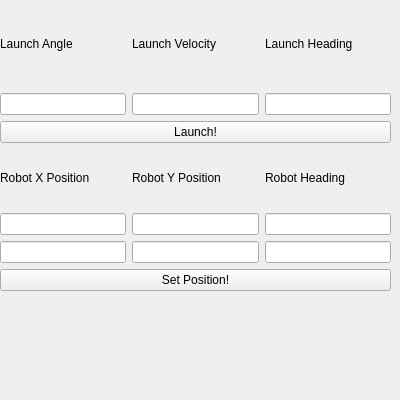
spyalexs/amp_final, file src/amp_viz/src/ui/template_panel.ui: the form before one commit.
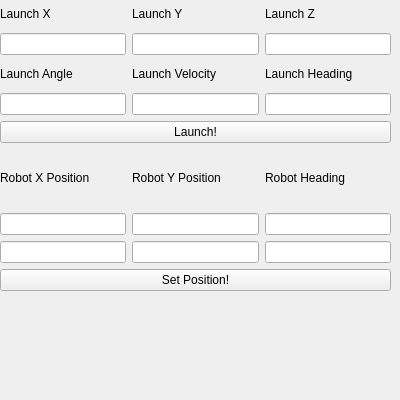
The form after the commit.

Patch:
```diff
--- a/src/amp_viz/src/ui/template_panel.ui
+++ b/src/amp_viz/src/ui/template_panel.ui
@@ -39,6 +39,16 @@
      <layout class="QHBoxLayout" name="horizontalLayout_3">
       <item>
        <layout class="QVBoxLayout" name="verticalLayout_2">
+        <item>
+         <widget class="QLabel" name="label_7">
+          <property name="text">
+           <string>Launch X</string>
+          </property>
+         </widget>
+        </item>
+        <item>
+         <widget class="QLineEdit" name="launch_x"/>
+        </item>
         <item>
          <widget class="QLabel" name="label">
           <property name="text">
@@ -53,6 +63,16 @@
       </item>
       <item>
        <layout class="QVBoxLayout" name="verticalLayout_4">
+        <item>
+         <widget class="QLabel" name="label_8">
+          <property name="text">
+           <string>Launch Y</string>
+          </property>
+         </widget>
+        </item>
+        <item>
+         <widget class="QLineEdit" name="launch_y"/>
+        </item>
         <item>
          <widget class="QLabel" name="label_2">
           <property name="text">
@@ -67,6 +87,16 @@
       </item>
       <item>
        <layout class="QVBoxLayout" name="verticalLayout_3">
+        <item>
+         <widget class="QLabel" name="label_9">
+          <property name="text">
+           <string>Launch Z</string>
+          </property>
+         </widget>
+        </item>
+        <item>
+         <widget class="QLineEdit" name="launch_z"/>
+        </item>
         <item>
          <widget class="QLabel" name="label_3">
           <property name="text">
```
